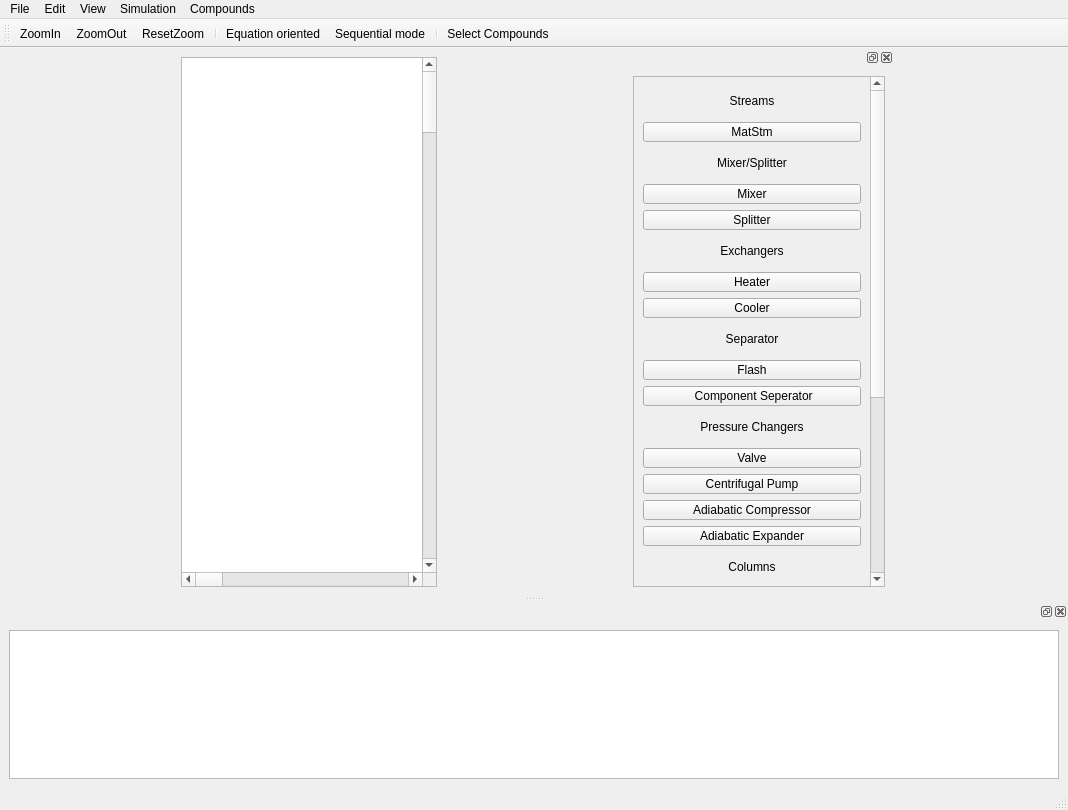
The window that main.ui (Anujg935/OMChemSimGUI) describes before a commit, drawn with Qt 5.
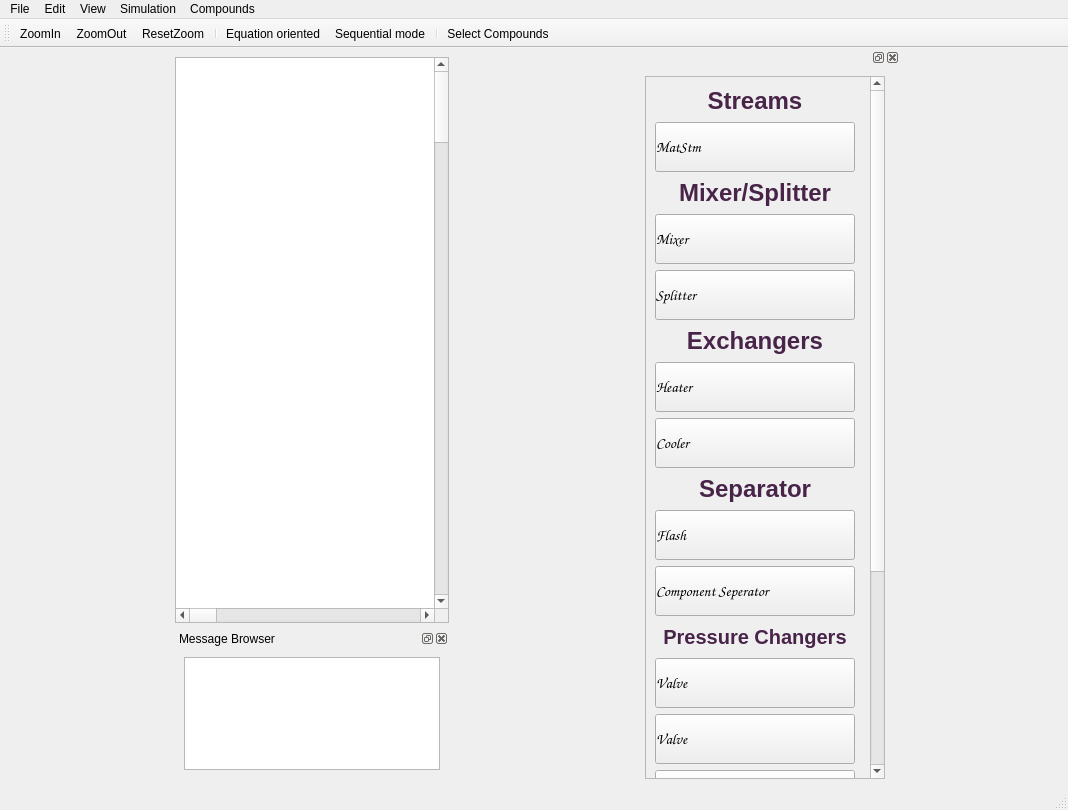
The same window after the commit. Icons and pictures are not drawn.

Commit message: changes in message browser and mazor changes in UI

```diff
--- a/main.ui
+++ b/main.ui
@@ -20,8 +20,8 @@
      <verstretch>0</verstretch>
     </sizepolicy>
    </property>
-   <layout class="QHBoxLayout" name="horizontalLayout">
-    <item>
+   <layout class="QGridLayout" name="gridLayout">
+    <item row="0" column="0">
      <widget class="QGraphicsView" name="graphicsView">
       <property name="sizePolicy">
        <sizepolicy hsizetype="Expanding" vsizetype="Expanding">
@@ -29,6 +29,11 @@
         <verstretch>0</verstretch>
        </sizepolicy>
       </property>
+      <property name="font">
+       <font>
+        <pointsize>12</pointsize>
+       </font>
+      </property>
       <property name="mouseTracking">
        <bool>true</bool>
       </property>
@@ -90,6 +95,41 @@
       </property>
      </widget>
     </item>
+    <item row="1" column="0">
+     <widget class="QDockWidget" name="dockWidget_2">
+      <property name="sizePolicy">
+       <sizepolicy hsizetype="Preferred" vsizetype="Minimum">
+        <horstretch>0</horstretch>
+        <verstretch>0</verstretch>
+       </sizepolicy>
+      </property>
+      <property name="minimumSize">
+       <size>
+        <width>109</width>
+        <height>150</height>
+       </size>
+      </property>
+      <property name="maximumSize">
+       <size>
+        <width>524287</width>
+        <height>150</height>
+       </size>
+      </property>
+      <property name="allowedAreas">
+       <set>Qt::BottomDockWidgetArea</set>
+      </property>
+      <property name="windowTitle">
+       <string>Message Browser</string>
+      </property>
+      <widget class="QWidget" name="dockWidgetContents_2">
+       <layout class="QVBoxLayout" name="verticalLayout_2">
+        <item>
+         <widget class="QTextEdit" name="textBrowser"/>
+        </item>
+       </layout>
+      </widget>
+     </widget>
+    </item>
    </layout>
   </widget>
   <widget class="QMenuBar" name="menubar">
@@ -180,7 +220,7 @@
        </property>
        <property name="maximumSize">
         <size>
-         <width>400</width>
+         <width>240</width>
          <height>1000</height>
         </size>
        </property>
@@ -194,9 +234,9 @@
         <property name="geometry">
          <rect>
           <x>0</x>
-          <y>-294</y>
-          <width>233</width>
-          <height>800</height>
+          <y>0</y>
+          <width>221</width>
+          <height>982</height>
          </rect>
         </property>
         <layout class="QVBoxLayout" name="verticalLayout_5">
@@ -214,9 +254,25 @@
              <height>30</height>
             </size>
            </property>
+           <property name="maximumSize">
+            <size>
+             <width>200</width>
+             <height>16777215</height>
+            </size>
+           </property>
+           <property name="font">
+            <font>
+             <pointsize>18</pointsize>
+             <weight>75</weight>
+             <bold>true</bold>
+            </font>
+           </property>
            <property name="layoutDirection">
             <enum>Qt::LeftToRight</enum>
            </property>
+           <property name="styleSheet">
+            <string notr="true">color:rgb(73,36,73,255)</string>
+           </property>
            <property name="text">
             <string>Streams</string>
            </property>
@@ -228,7 +284,7 @@
          <item>
           <widget class="QPushButton" name="pushButton">
            <property name="sizePolicy">
-            <sizepolicy hsizetype="Preferred" vsizetype="Preferred">
+            <sizepolicy hsizetype="Fixed" vsizetype="Preferred">
              <horstretch>0</horstretch>
              <verstretch>0</verstretch>
             </sizepolicy>
@@ -236,12 +292,28 @@
            <property name="minimumSize">
             <size>
              <width>0</width>
-             <height>20</height>
+             <height>50</height>
             </size>
            </property>
+           <property name="maximumSize">
+            <size>
+             <width>200</width>
+             <height>50</height>
+            </size>
+           </property>
+           <property name="font">
+            <font>
+             <family>Comic Sans MS</family>
+             <pointsize>11</pointsize>
+             <italic>true</italic>
+            </font>
+           </property>
            <property name="acceptDrops">
             <bool>true</bool>
            </property>
+           <property name="styleSheet">
+            <string notr="true">Text-align:left;</string>
+           </property>
            <property name="text">
             <string>MatStm</string>
            </property>
@@ -251,8 +323,8 @@
            </property>
            <property name="iconSize">
             <size>
-             <width>20</width>
-             <height>20</height>
+             <width>50</width>
+             <height>50</height>
             </size>
            </property>
           </widget>
@@ -271,9 +343,25 @@
              <height>30</height>
             </size>
            </property>
+           <property name="maximumSize">
+            <size>
+             <width>200</width>
+             <height>16777215</height>
+            </size>
+           </property>
+           <property name="font">
+            <font>
+             <pointsize>18</pointsize>
+             <weight>75</weight>
+             <bold>true</bold>
+            </font>
+           </property>
            <property name="layoutDirection">
             <enum>Qt::LeftToRight</enum>
            </property>
+           <property name="styleSheet">
+            <string notr="true">color:rgb(73,36,73,255)</string>
+           </property>
            <property name="text">
             <string>Mixer/Splitter</string>
            </property>
@@ -285,7 +373,7 @@
          <item>
           <widget class="QPushButton" name="pushButton_7">
            <property name="sizePolicy">
-            <sizepolicy hsizetype="Preferred" vsizetype="Preferred">
+            <sizepolicy hsizetype="Fixed" vsizetype="Preferred">
              <horstretch>0</horstretch>
              <verstretch>0</verstretch>
             </sizepolicy>
@@ -293,9 +381,24 @@
            <property name="minimumSize">
             <size>
              <width>0</width>
-             <height>20</height>
+             <height>50</height>
             </size>
            </property>
+           <property name="maximumSize">
+            <size>
+             <width>200</width>
+             <height>50</height>
+            </size>
+           </property>
+           <property name="font">
+            <font>
+             <family>Comic Sans MS</family>
+             <pointsize>11</pointsize>
+            </font>
+           </property>
+           <property name="styleSheet">
+            <string notr="true">Text-align:left</string>
+           </property>
            <property name="text">
             <string>Mixer</string>
            </property>
@@ -305,8 +408,8 @@
            </property>
            <property name="iconSize">
             <size>
-             <width>20</width>
-             <height>20</height>
+             <width>50</width>
+             <height>50</height>
             </size>
            </property>
           </widget>
@@ -322,9 +425,24 @@
            <property name="minimumSize">
             <size>
              <width>0</width>
-             <height>20</height>
+             <height>50</height>
             </size>
            </property>
+           <property name="maximumSize">
+            <size>
+             <width>200</width>
+             <height>50</height>
+            </size>
+           </property>
+           <property name="font">
+            <font>
+             <family>Comic Sans MS</family>
+             <pointsize>11</pointsize>
+            </font>
+           </property>
+           <property name="styleSheet">
+            <string notr="true">Text-align:left</string>
+           </property>
            <property name="text">
             <string>Splitter</string>
            </property>
@@ -334,8 +452,8 @@
            </property>
            <property name="iconSize">
             <size>
-             <width>20</width>
-             <height>20</height>
+             <width>50</width>
+             <height>50</height>
             </size>
            </property>
           </widget>
@@ -354,9 +472,25 @@
              <height>30</height>
             </size>
            </property>
+           <property name="maximumSize">
+            <size>
+             <width>200</width>
+             <height>16777215</height>
+            </size>
+           </property>
+           <property name="font">
+            <font>
+             <pointsize>18</pointsize>
+             <weight>75</weight>
+             <bold>true</bold>
+            </font>
+           </property>
            <property name="layoutDirection">
             <enum>Qt::LeftToRight</enum>
            </property>
+           <property name="styleSheet">
+            <string notr="true">color:rgb(73,36,73,255)</string>
+           </property>
            <property name="text">
             <string>Exchangers</string>
            </property>
@@ -376,9 +510,24 @@
            <property name="minimumSize">
             <size>
              <width>0</width>
-             <height>20</height>
+             <height>50</height>
             </size>
            </property>
+           <property name="maximumSize">
+            <size>
+             <width>200</width>
+             <height>50</height>
+            </size>
+           </property>
+           <property name="font">
+            <font>
+             <family>Comic Sans MS</family>
+             <pointsize>11</pointsize>
+            </font>
+           </property>
+           <property name="styleSheet">
+            <string notr="true">Text-align:left</string>
+           </property>
            <property name="text">
             <string>Heater</string>
            </property>
@@ -388,8 +537,8 @@
            </property>
            <property name="iconSize">
             <size>
-             <width>20</width>
-             <height>20</height>
+             <width>50</width>
+             <height>50</height>
             </size>
            </property>
           </widget>
@@ -405,9 +554,24 @@
            <property name="minimumSize">
             <size>
              <width>0</width>
-             <height>20</height>
+             <height>50</height>
             </size>
            </property>
+           <property name="maximumSize">
+            <size>
+             <width>200</width>
+             <height>50</height>
+            </size>
+           </property>
+           <property name="font">
+            <font>
+             <family>Comic Sans MS</family>
+             <pointsize>11</pointsize>
+            </font>
+           </property>
+           <property name="styleSheet">
+            <string notr="true">Text-align:left</string>
+           </property>
            <property name="text">
             <string>Cooler</string>
            </property>
@@ -417,8 +581,8 @@
            </property>
            <property name="iconSize">
             <size>
-             <width>20</width>
-             <height>20</height>
+             <width>50</width>
+             <height>50</height>
             </size>
            </property>
           </widget>
@@ -437,9 +601,25 @@
              <height>30</height>
             </size>
            </property>
+           <property name="maximumSize">
+            <size>
+             <width>200</width>
+             <height>16777215</height>
+            </size>
+           </property>
+           <property name="font">
+            <font>
+             <pointsize>18</pointsize>
+             <weight>75</weight>
+             <bold>true</bold>
+            </font>
+           </property>
            <property name="layoutDirection">
             <enum>Qt::LeftToRight</enum>
            </property>
+           <property name="styleSheet">
+            <string notr="true">color:rgb(73,36,73,255)</string>
+           </property>
            <property name="text">
             <string>Separator</string>
            </property>
@@ -451,7 +631,7 @@
          <item>
           <widget class="QPushButton" name="pushButton_9">
            <property name="sizePolicy">
-            <sizepolicy hsizetype="Preferred" vsizetype="Preferred">
+            <sizepolicy hsizetype="Preferred" vsizetype="Expanding">
              <horstretch>0</horstretch>
              <verstretch>0</verstretch>
             </sizepolicy>
@@ -459,9 +639,24 @@
            <property name="minimumSize">
             <size>
              <width>0</width>
-             <height>20</height>
+             <height>50</height>
             </size>
            </property>
+           <property name="maximumSize">
+            <size>
+             <width>200</width>
+             <height>50</height>
+            </size>
+           </property>
+           <property name="font">
+            <font>
+             <family>Comic Sans MS</family>
+             <pointsize>11</pointsize>
+            </font>
+           </property>
+           <property name="styleSheet">
+            <string notr="true">Text-align:left</string>
+           </property>
            <property name="text">
             <string>Flash</string>
            </property>
@@ -471,8 +666,8 @@
            </property>
            <property name="iconSize">
             <size>
-             <width>20</width>
-             <height>20</height>
+             <width>50</width>
+             <height>50</height>
             </size>
            </property>
           </widget>
@@ -488,11 +683,26 @@
            <property name="minimumSize">
             <size>
              <width>0</width>
-             <height>20</height>
+             <height>50</height>
             </size>
            </property>
+           <property name="maximumSize">
+            <size>
+             <width>200</width>
+             <height>50</height>
+            </size>
+           </property>
+           <property name="font">
+            <font>
+             <family>Comic Sans MS</family>
+             <pointsize>11</pointsize>
+            </font>
+           </property>
+           <property name="styleSheet">
+            <string notr="true">Text-align:left</string>
+           </property>
            <property name="text">
-            <string> Component Seperator</string>
+            <string>Component Seperator</string>
            </property>
            <property name="icon">
             <iconset>
@@ -500,8 +710,8 @@
            </property>
            <property name="iconSize">
             <size>
-             <width>20</width>
-             <height>20</height>
+             <width>50</width>
+             <height>50</height>
             </size>
            </property>
           </widget>
@@ -520,6 +730,22 @@
              <height>30</height>
             </size>
            </property>
+           <property name="maximumSize">
+            <size>
+             <width>200</width>
+             <height>16777215</height>
+            </size>
+           </property>
+           <property name="font">
+            <font>
+             <pointsize>15</pointsize>
+             <weight>75</weight>
+             <bold>true</bold>
+            </font>
+           </property>
+           <property name="styleSheet">
+            <string notr="true">color:rgb(73,36,73,255)</string>
+           </property>
            <property name="text">
             <string>Pressure Changers</string>
            </property>
@@ -528,6 +754,50 @@
            </property>
           </widget>
          </item>
+         <item>
+          <widget class="QPushButton" name="pushButton_27">
+           <property name="sizePolicy">
+            <sizepolicy hsizetype="Preferred" vsizetype="Preferred">
+             <horstretch>0</horstretch>
+             <verstretch>0</verstretch>
+            </sizepolicy>
+           </property>
+           <property name="minimumSize">
+            <size>
+             <width>0</width>
+             <height>50</height>
+            </size>
+           </property>
+           <property name="maximumSize">
+            <size>
+             <width>200</width>
+             <height>50</height>
+            </size>
+           </property>
+           <property name="font">
+            <font>
+             <family>Comic Sans MS</family>
+             <pointsize>11</pointsize>
+            </font>
+           </property>
+           <property name="styleSheet">
+            <string notr="true">Text-align:left</string>
+           </property>
+           <property name="text">
+            <string>Valve</string>
+           </property>
+           <property name="icon">
+            <iconset>
+             <normaloff>icons/Valve.png</normaloff>icons/Valve.png</iconset>
+           </property>
+           <property name="iconSize">
+            <size>
+             <width>50</width>
+             <height>50</height>
+            </size>
+           </property>
+          </widget>
+         </item>
          <item>
           <widget class="QPushButton" name="pushButton_25">
            <property name="sizePolicy">
@@ -539,9 +809,24 @@
            <property name="minimumSize">
             <size>
              <width>0</width>
-             <height>20</height>
+             <height>50</height>
             </size>
            </property>
+           <property name="maximumSize">
+            <size>
+             <width>200</width>
+             <height>50</height>
+            </size>
+           </property>
+           <property name="font">
+            <font>
+             <family>Comic Sans MS</family>
+             <pointsize>11</pointsize>
+            </font>
+           </property>
+           <property name="styleSheet">
+            <string notr="true">Text-align:left</string>
+           </property>
            <property name="text">
             <string>Valve</string>
            </property>
@@ -551,8 +836,8 @@
            </property>
            <property name="iconSize">
             <size>
-             <width>20</width>
-             <height>20</height>
+             <width>50</width>
+             <height>50</height>
             </size>
            </property>
           </widget>
@@ -568,9 +853,24 @@
            <property name="minimumSize">
             <size>
              <width>0</width>
-             <height>20</height>
+             <height>50</height>
             </size>
            </property>
+           <property name="maximumSize">
+            <size>
+             <width>200</width>
+             <height>50</height>
+            </size>
+           </property>
+           <property name="font">
+            <font>
+             <family>Comic Sans MS</family>
+             <pointsize>11</pointsize>
+            </font>
+           </property>
+           <property name="styleSheet">
+            <string notr="true">Text-align:left</string>
+           </property>
            <property name="text">
             <string>Centrifugal Pump</string>
            </property>
@@ -580,8 +880,8 @@
            </property>
            <property name="iconSize">
             <size>
-             <width>20</width>
-             <height>20</height>
+             <width>50</width>
+             <height>50</height>
             </size>
            </property>
           </widget>
@@ -597,9 +897,24 @@
            <property name="minimumSize">
             <size>
              <width>0</width>
-             <height>20</height>
+             <height>50</height>
             </size>
            </property>
+           <property name="maximumSize">
+            <size>
+             <width>200</width>
+             <height>50</height>
+            </size>
+           </property>
+           <property name="font">
+            <font>
+             <family>Comic Sans MS</family>
+             <pointsize>11</pointsize>
+            </font>
+           </property>
+           <property name="styleSheet">
+            <string notr="true">Text-align:left</string>
+           </property>
            <property name="text">
             <string>Adiabatic Compressor</string>
            </property>
@@ -609,8 +924,8 @@
            </property>
            <property name="iconSize">
             <size>
-             <width>20</width>
-             <height>20</height>
+             <width>50</width>
+             <height>50</height>
             </size>
            </property>
           </widget>
@@ -626,9 +941,27 @@
            <property name="minimumSize">
             <size>
              <width>0</width>
-             <height>20</height>
+             <height>50</height>
             </size>
            </property>
+           <property name="maximumSize">
+            <size>
+             <width>200</width>
+             <height>50</height>
+            </size>
+           </property>
+           <property name="font">
+            <font>
+             <family>Comic Sans MS</family>
+             <pointsize>11</pointsize>
+            </font>
+           </property>
+           <property name="autoFillBackground">
+            <bool>false</bool>
+           </property>
+           <property name="styleSheet">
+            <string notr="true">Text-align:left</string>
+           </property>
            <property name="text">
             <string>Adiabatic Expander</string>
            </property>
@@ -638,8 +971,8 @@
            </property>
            <property name="iconSize">
             <size>
-             <width>20</width>
-             <height>20</height>
+             <width>50</width>
+             <height>50</height>
             </size>
            </property>
           </widget>
@@ -658,6 +991,22 @@
              <height>30</height>
             </size>
            </property>
+           <property name="maximumSize">
+            <size>
+             <width>200</width>
+             <height>16777215</height>
+            </size>
+           </property>
+           <property name="font">
+            <font>
+             <pointsize>18</pointsize>
+             <weight>75</weight>
+             <bold>true</bold>
+            </font>
+           </property>
+           <property name="styleSheet">
+            <string notr="true">color:rgb(73,36,73,255)</string>
+           </property>
            <property name="text">
             <string>Columns</string>
            </property>
@@ -677,9 +1026,24 @@
            <property name="minimumSize">
             <size>
              <width>0</width>
-             <height>20</height>
+             <height>50</height>
             </size>
            </property>
+           <property name="maximumSize">
+            <size>
+             <width>200</width>
+             <height>50</height>
+            </size>
+           </property>
+           <property name="font">
+            <font>
+             <family>Comic Sans MS</family>
+             <pointsize>11</pointsize>
+            </font>
+           </property>
+           <property name="styleSheet">
+            <string notr="true">Text-align:left</string>
+           </property>
            <property name="text">
             <string>Distillation Column</string>
            </property>
@@ -689,8 +1053,8 @@
            </property>
            <property name="iconSize">
             <size>
-             <width>20</width>
-             <height>20</height>
+             <width>50</width>
+             <height>50</height>
             </size>
            </property>
           </widget>
@@ -709,182 +1073,22 @@
              <height>20</height>
             </size>
            </property>
+           <property name="maximumSize">
+            <size>
+             <width>200</width>
+             <height>16777215</height>
+            </size>
+           </property>
+           <property name="font">
+            <font>
+             <family>Comic Sans MS</family>
+            </font>
+           </property>
            <property name="text">
             <string>Shortcut Column</string>
            </property>
           </widget>
          </item>
-         <item>
-          <widget class="QPushButton" name="pushButton_19">
-           <property name="sizePolicy">
-            <sizepolicy hsizetype="Preferred" vsizetype="Preferred">
-             <horstretch>0</horstretch>
-             <verstretch>0</verstretch>
-            </sizepolicy>
-           </property>
-           <property name="minimumSize">
-            <size>
-             <width>0</width>
-             <height>20</height>
-            </size>
-           </property>
-           <property name="text">
-            <string>PushButton</string>
-           </property>
-          </widget>
-         </item>
-         <item>
-          <widget class="QPushButton" name="pushButton_17">
-           <property name="sizePolicy">
-            <sizepolicy hsizetype="Preferred" vsizetype="Preferred">
-             <horstretch>0</horstretch>
-             <verstretch>0</verstretch>
-            </sizepolicy>
-           </property>
-           <property name="minimumSize">
-            <size>
-             <width>0</width>
-             <height>20</height>
-            </size>
-           </property>
-           <property name="text">
-            <string>PushButton</string>
-           </property>
-          </widget>
-         </item>
-         <item>
-          <widget class="QPushButton" name="pushButton_20">
-           <property name="sizePolicy">
-            <sizepolicy hsizetype="Preferred" vsizetype="Preferred">
-             <horstretch>0</horstretch>
-             <verstretch>0</verstretch>
-            </sizepolicy>
-           </property>
-           <property name="minimumSize">
-            <size>
-             <width>0</width>
-             <height>20</height>
-            </size>
-           </property>
-           <property name="text">
-            <string>PushButton</string>
-           </property>
-          </widget>
-         </item>
-         <item>
-          <widget class="QPushButton" name="pushButton_21">
-           <property name="sizePolicy">
-            <sizepolicy hsizetype="Preferred" vsizetype="Preferred">
-             <horstretch>0</horstretch>
-             <verstretch>0</verstretch>
-            </sizepolicy>
-           </property>
-           <property name="minimumSize">
-            <size>
-             <width>0</width>
-             <height>20</height>
-            </size>
-           </property>
-           <property name="text">
-            <string>PushButton</string>
-           </property>
-          </widget>
-         </item>
-         <item>
-          <widget class="QPushButton" name="pushButton_22">
-           <property name="sizePolicy">
-            <sizepolicy hsizetype="Preferred" vsizetype="Preferred">
-             <horstretch>0</horstretch>
-             <verstretch>0</verstretch>
-            </sizepolicy>
-           </property>
-           <property name="minimumSize">
-            <size>
-             <width>0</width>
-             <height>20</height>
-            </size>
-           </property>
-           <property name="text">
-            <string>PushButton</string>
-           </property>
-          </widget>
-         </item>
-         <item>
-          <widget class="QPushButton" name="pushButton_23">
-           <property name="sizePolicy">
-            <sizepolicy hsizetype="Preferred" vsizetype="Preferred">
-             <horstretch>0</horstretch>
-             <verstretch>0</verstretch>
-            </sizepolicy>
-           </property>
-           <property name="minimumSize">
-            <size>
-             <width>0</width>
-             <height>20</height>
-            </size>
-           </property>
-           <property name="text">
-            <string>PushButton</string>
-           </property>
-          </widget>
-         </item>
-         <item>
-          <widget class="QPushButton" name="pushButton_27">
-           <property name="sizePolicy">
-            <sizepolicy hsizetype="Preferred" vsizetype="Preferred">
-             <horstretch>0</horstretch>
-             <verstretch>0</verstretch>
-            </sizepolicy>
-           </property>
-           <property name="minimumSize">
-            <size>
-             <width>0</width>
-             <height>20</height>
-            </size>
-           </property>
-           <property name="text">
-            <string>PushButton</string>
-           </property>
-          </widget>
-         </item>
-         <item>
-          <widget class="QPushButton" name="pushButton_24">
-           <property name="sizePolicy">
-            <sizepolicy hsizetype="Preferred" vsizetype="Preferred">
-             <horstretch>0</horstretch>
-             <verstretch>0</verstretch>
-            </sizepolicy>
-           </property>
-           <property name="minimumSize">
-            <size>
-             <width>0</width>
-             <height>20</height>
-            </size>
-           </property>
-           <property name="text">
-            <string>PushButton</string>
-           </property>
-          </widget>
-         </item>
-         <item>
-          <widget class="QPushButton" name="pushButton_28">
-           <property name="sizePolicy">
-            <sizepolicy hsizetype="Preferred" vsizetype="Preferred">
-             <horstretch>0</horstretch>
-             <verstretch>0</verstretch>
-            </sizepolicy>
-           </property>
-           <property name="minimumSize">
-            <size>
-             <width>0</width>
-             <height>20</height>
-            </size>
-           </property>
-           <property name="text">
-            <string>PushButton</string>
-           </property>
-          </widget>
-         </item>
         </layout>
        </widget>
       </widget>
@@ -911,24 +1115,6 @@
    <addaction name="separator"/>
    <addaction name="actionSelect_compouns"/>
   </widget>
-  <widget class="QDockWidget" name="dockWidget_2">
-   <property name="minimumSize">
-    <size>
-     <width>109</width>
-     <height>170</height>
-    </size>
-   </property>
-   <attribute name="dockWidgetArea">
-    <number>8</number>
-   </attribute>
-   <widget class="QWidget" name="dockWidgetContents_2">
-    <layout class="QVBoxLayout" name="verticalLayout_2">
-     <item>
-      <widget class="QTextEdit" name="textBrowser"/>
-     </item>
-    </layout>
-   </widget>
-  </widget>
   <action name="actionZoomIn">
    <property name="icon">
     <iconset>
@@ -959,7 +1145,7 @@
   <action name="actionEquation_oriented">
    <property name="icon">
     <iconset>
-     <normaloff>icons/simulate.svg</normaloff>icons/simulate.svg</iconset>
+     <normaloff>icons/Equation.png</normaloff>icons/Equation.png</iconset>
    </property>
    <property name="text">
     <string>Equation oriented</string>
@@ -968,7 +1154,7 @@
   <action name="actionSequential_mode">
    <property name="icon">
     <iconset>
-     <normaloff>icons/simulate-equation.svg</normaloff>icons/simulate-equation.svg</iconset>
+     <normaloff>icons/Sequential.png</normaloff>icons/Sequential.png</iconset>
    </property>
    <property name="text">
     <string>Sequential mode</string>
```
The commit also changes 56 other files.
